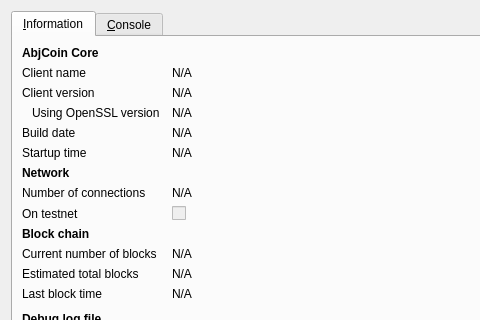
First picture: the form in src/qt/forms/rpcconsole.ui, repository abjcoinblockchain/Abjcoin, before the edit; both pictures show x 0 to 480 and y 0 to 320 of the 740 by 450 pixel window.
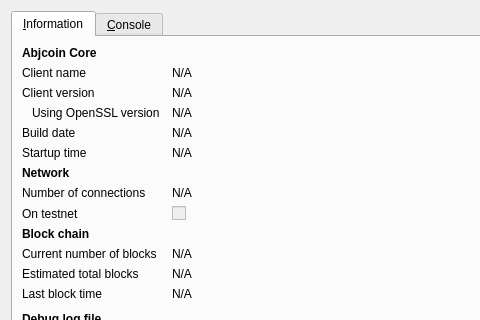
Second picture: the form after the edit. Icons and pictures are not drawn.

```diff
--- a/src/qt/forms/rpcconsole.ui
+++ b/src/qt/forms/rpcconsole.ui
@@ -36,7 +36,7 @@
           </font>
          </property>
          <property name="text">
-          <string>AbjCoin Core</string>
+          <string>Abjcoin Core</string>
          </property>
         </widget>
        </item>
```
Left out of the diff: 6 changed lines with no effect on the pictures.
